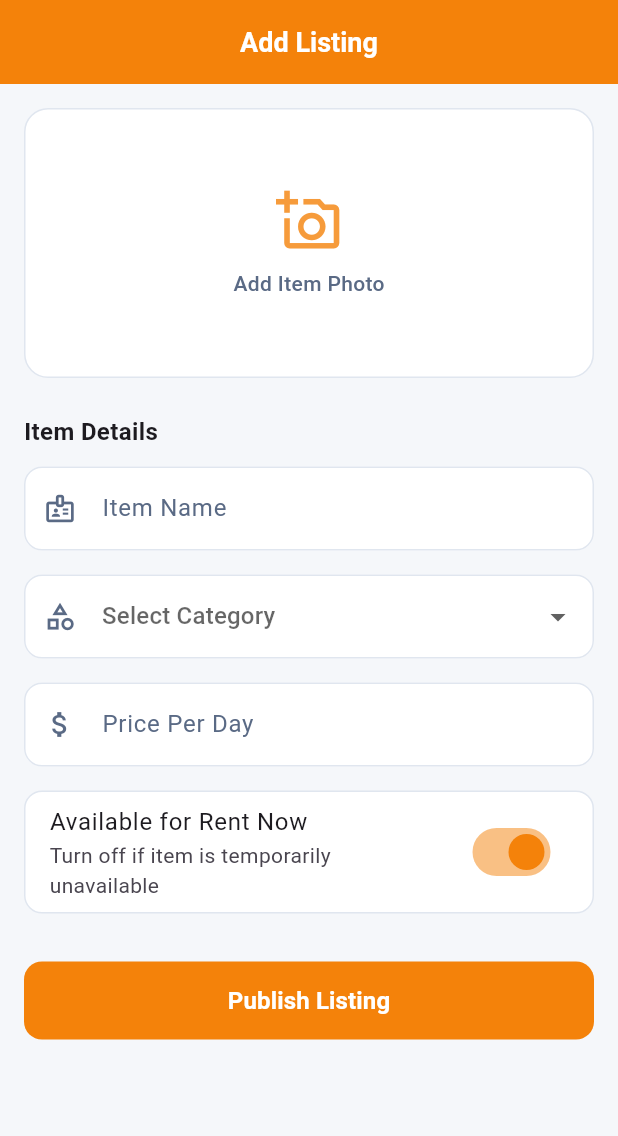
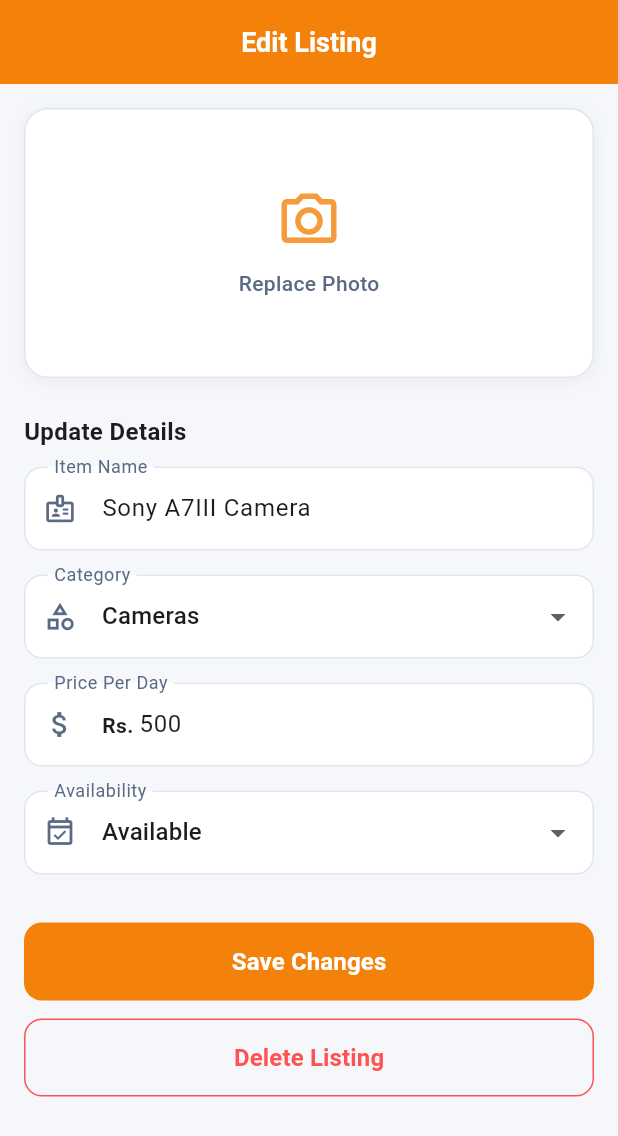
Before and after one commit to fauzan-gk/gearShareApplication, a Flutter app: the screen it shows after launch, on a phone screen of 412 x 824 dp. Shown: the top 1136 px of the screen. Run offline on Flutter 3.47's test engine with Material 3 defaults, Android fonts, the phone set to English and light mode, and no system bars.

Commit message:
added edit-item- screen

```diff
--- a/lib/main.dart
+++ b/lib/main.dart
@@ -1,7 +1,5 @@
 import 'package:flutter/material.dart';
-import 'package:gearshare/screens/add_item_screen.dart';
-//import 'package:gearshare/screens/add_item_screen.dart';
-//import 'package:gearshare/screens/splash_screen.dart';
+import 'package:gearshare/screens/edit_item_screen.dart';
 
 void main() {
   runApp(const MyApp());
@@ -14,7 +12,7 @@
   Widget build(BuildContext context) {
     return MaterialApp(
       debugShowCheckedModeBanner: false,
-      home: AddItemScreen(),
+      home: EditItemScreen(),
     );
   }
 }
--- a/lib/screens/edit_item_screen.dart
+++ b/lib/screens/edit_item_screen.dart
@@ -0,0 +1,282 @@
+import 'package:flutter/material.dart';
+import '../constants/app_colors.dart';
+
+class EditItemScreen extends StatefulWidget {
+  const EditItemScreen({super.key});
+
+  @override
+  State<EditItemScreen> createState() => _EditItemScreenState();
+}
+
+class _EditItemScreenState extends State<EditItemScreen> {
+  final _formKey = GlobalKey<FormState>();
+
+  // Controllers initialized with existing listing data
+  late final TextEditingController _nameController;
+  late final TextEditingController _priceController;
+
+  // Form States
+  String? _selectedCategory = 'Cameras';
+  String? _availability = 'Available';
+
+  final List<String> _categories = [
+    'Cameras',
+    'Electronics',
+    'Tools',
+    'Fashion',
+    'Sports',
+    'Other',
+  ];
+  final List<String> _availabilityOptions = ['Available', 'Rented'];
+
+  @override
+  void initState() {
+    super.initState();
+    // Pre-populating data for editing
+    _nameController = TextEditingController(text: 'Sony A7III Camera');
+    _priceController = TextEditingController(text: '500');
+  }
+
+  @override
+  void dispose() {
+    _nameController.dispose();
+    _priceController.dispose();
+    super.dispose();
+  }
+
+  void _saveChanges() {
+    if (_formKey.currentState!.validate()) {
+      // TODO: Handle update submission logic here
+      ScaffoldMessenger.of(
+        context,
+      ).showSnackBar(const SnackBar(content: Text('Saving Changes...')));
+    }
+  }
+
+  void _deleteListing() {
+    // TODO: Add confirmation dialog before deleting
+    ScaffoldMessenger.of(
+      context,
+    ).showSnackBar(const SnackBar(content: Text('Listing Deleted')));
+  }
+
+  @override
+  Widget build(BuildContext context) {
+    return Scaffold(
+      backgroundColor: AppColors.background,
+      appBar: AppBar(
+        backgroundColor: AppColors.primary,
+        foregroundColor: Colors.white,
+        centerTitle: true,
+        elevation: 0,
+        title: const Text(
+          'Edit Listing',
+          style: TextStyle(fontWeight: FontWeight.w700, fontSize: 18),
+        ),
+      ),
+      body: SingleChildScrollView(
+        padding: const EdgeInsets.all(16),
+        child: Form(
+          key: _formKey,
+          child: Column(
+            crossAxisAlignment: CrossAxisAlignment.start,
+            children: [
+              // IMAGE PLACEHOLDER (Interactive)
+              InkWell(
+                onTap: () {
+                  // TODO: Integrate image_picker logic here
+                },
+                borderRadius: BorderRadius.circular(16),
+                child: Container(
+                  height: 180,
+                  width: double.infinity,
+                  decoration: BoxDecoration(
+                    color: AppColors.surface,
+                    borderRadius: BorderRadius.circular(16),
+                    border: Border.all(color: AppColors.border),
+                    boxShadow: [
+                      BoxShadow(
+                        color: Colors.black.withOpacity(0.05),
+                        blurRadius: 8,
+                        offset: const Offset(0, 2),
+                      ),
+                    ],
+                  ),
+                  child: Column(
+                    mainAxisAlignment: MainAxisAlignment.center,
+                    children: [
+                      Icon(
+                        Icons.camera_alt_outlined,
+                        size: 44,
+                        color: AppColors.primary.withOpacity(0.8),
+                      ),
+                      const SizedBox(height: 10),
+                      const Text(
+                        'Replace Photo',
+                        style: TextStyle(
+                          color: AppColors.textSecondary,
+                          fontWeight: FontWeight.w500,
+                        ),
+                      ),
+                    ],
+                  ),
+                ),
+              ),
+              const SizedBox(height: 24),
+
+              const Text(
+                'Update Details',
+                style: TextStyle(fontSize: 16, fontWeight: FontWeight.bold),
+              ),
+              const SizedBox(height: 12),
+
+              // ITEM NAME
+              TextFormField(
+                controller: _nameController,
+                textCapitalization: TextCapitalization.words,
+                decoration: _buildInputDecoration(
+                  'Item Name',
+                  Icons.badge_outlined,
+                ),
+                validator: (value) => value == null || value.trim().isEmpty
+                    ? 'Please enter an item name'
+                    : null,
+              ),
+              const SizedBox(height: 16),
+
+              // CATEGORY DROPDOWN
+              DropdownButtonFormField<String>(
+                value: _selectedCategory,
+                decoration: _buildInputDecoration(
+                  'Category',
+                  Icons.category_outlined,
+                ),
+                items: _categories.map((category) {
+                  return DropdownMenuItem(
+                    value: category,
+                    child: Text(category),
+                  );
+                }).toList(),
+                onChanged: (value) => setState(() => _selectedCategory = value),
+                validator: (value) =>
+                    value == null ? 'Please select a category' : null,
+              ),
+              const SizedBox(height: 16),
+
+              // PRICE PER DAY
+              TextFormField(
+                controller: _priceController,
+                keyboardType: const TextInputType.numberWithOptions(
+                  decimal: true,
+                ),
+                decoration:
+                    _buildInputDecoration(
+                      'Price Per Day',
+                      Icons.attach_money_outlined,
+                    ).copyWith(
+                      prefixText: 'Rs. ',
+                      prefixStyle: const TextStyle(fontWeight: FontWeight.bold),
+                    ),
+                validator: (value) {
+                  if (value == null || value.isEmpty)
+                    return 'Please enter a price';
+                  if (double.tryParse(value) == null)
+                    return 'Please enter a valid number';
+                  return null;
+                },
+              ),
+              const SizedBox(height: 16),
+
+              // AVAILABILITY DROPDOWN
+              DropdownButtonFormField<String>(
+                value: _availability,
+                decoration: _buildInputDecoration(
+                  'Availability',
+                  Icons.event_available_outlined,
+                ),
+                items: _availabilityOptions.map((status) {
+                  return DropdownMenuItem(value: status, child: Text(status));
+                }).toList(),
+                onChanged: (value) => setState(() => _availability = value),
+              ),
+              const SizedBox(height: 32),
+
+              // SAVE BUTTON
+              SizedBox(
+                width: double.infinity,
+                height: 52,
+                child: ElevatedButton(
+                  onPressed: _saveChanges,
+                  style: ElevatedButton.styleFrom(
+                    backgroundColor: AppColors.primary,
+                    elevation: 0,
+                    shape: RoundedRectangleBorder(
+                      borderRadius: BorderRadius.circular(12),
+                    ),
+                  ),
+                  child: const Text(
+                    'Save Changes',
+                    style: TextStyle(
+                      color: Colors.white,
+                      fontSize: 16,
+                      fontWeight: FontWeight.w600,
+                    ),
+                  ),
+                ),
+              ),
+              const SizedBox(height: 12),
+
+              // DELETE BUTTON
+              SizedBox(
+                width: double.infinity,
+                height: 52,
+                child: OutlinedButton(
+                  onPressed: _deleteListing,
+                  style: OutlinedButton.styleFrom(
+                    foregroundColor: Colors.redAccent,
+                    side: const BorderSide(color: Colors.redAccent),
+                    shape: RoundedRectangleBorder(
+                      borderRadius: BorderRadius.circular(12),
+                    ),
+                  ),
+                  child: const Text(
+                    'Delete Listing',
+                    style: TextStyle(fontSize: 16, fontWeight: FontWeight.w600),
+                  ),
+                ),
+              ),
+            ],
+          ),
+        ),
+      ),
+    );
+  }
+
+  // Shared InputDecoration styling helper matching AddItemScreen
+  InputDecoration _buildInputDecoration(String label, IconData icon) {
+    return InputDecoration(
+      labelText: label,
+      labelStyle: const TextStyle(color: AppColors.textSecondary),
+      prefixIcon: Icon(icon, color: AppColors.textSecondary, size: 22),
+      filled: true,
+      fillColor: AppColors.surface,
+      contentPadding: const EdgeInsets.symmetric(horizontal: 16, vertical: 16),
+      enabledBorder: OutlineInputBorder(
+        borderSide: const BorderSide(color: AppColors.border),
+        borderRadius: BorderRadius.circular(12),
+      ),
+      focusedBorder: OutlineInputBorder(
+        borderSide: const BorderSide(color: AppColors.primary, width: 2),
+        borderRadius: BorderRadius.circular(12),
+      ),
+      errorBorder: OutlineInputBorder(
+        borderSide: const BorderSide(color: Colors.redAccent),
+        borderRadius: BorderRadius.circular(12),
+      ),
+      focusedErrorBorder: OutlineInputBorder(
+        borderSide: const BorderSide(color: Colors.redAccent, width: 2),
+        borderRadius: BorderRadius.circular(12),
+      ),
+    );
+  }
+}
```
